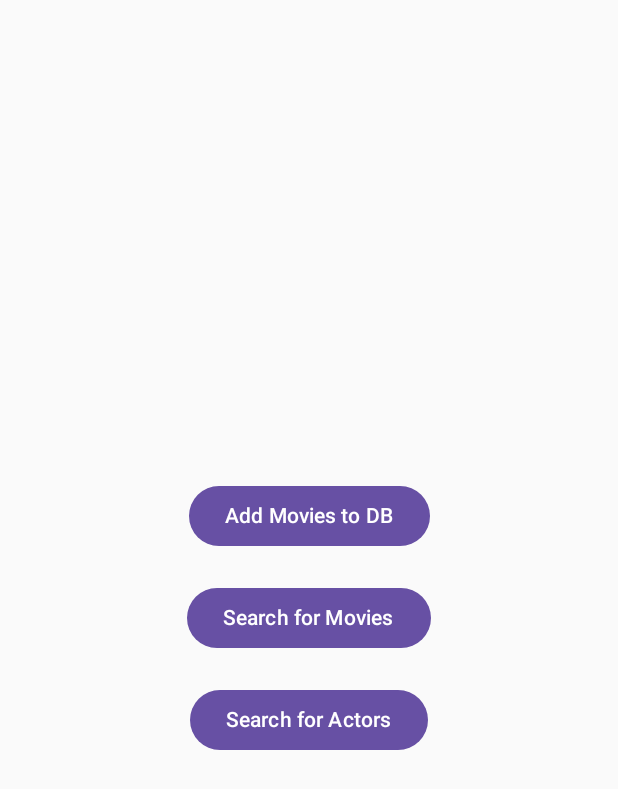
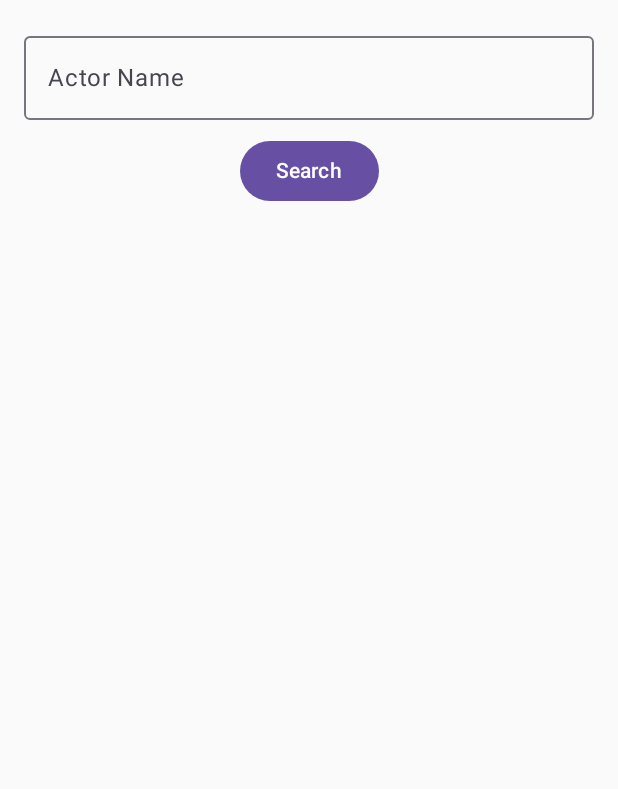
Before and after one commit to CodeWhi5per/kotlin-Movie-Search-App, an Android app built with Jetpack Compose: the screen it shows after launch (MainActivity), after a tap on "Search for Actors", on a phone screen of 412 x 824 dp. Shown: the top 789 px of the screen. Run offline under Robolectric (Android 15) with nearby library versions, the phone set to English and light mode, and no system bars; our stand-ins replace Room's generated code.

Commit message:
remove the AddMovieScreen

```diff
--- a/app/src/main/java/com/example/moviedatabaseapp/MainActivity.kt
+++ b/app/src/main/java/com/example/moviedatabaseapp/MainActivity.kt
@@ -3,12 +3,11 @@ package com.example.moviedatabaseapp
 import android.os.Bundle
 import androidx.activity.ComponentActivity
 import androidx.activity.compose.setContent
-import androidx.compose.runtime.*
 import androidx.navigation.compose.*
 import androidx.navigation.compose.rememberNavController
 import com.example.moviedatabaseapp.data.MovieDatabase
-import com.example.moviedatabaseapp.screens.AddMoviesScreen
 import com.example.moviedatabaseapp.screens.MainScreen
+import com.example.moviedatabaseapp.screens.SearchActorsScreen
 import com.example.moviedatabaseapp.screens.SearchMovieScreen
 
 class MainActivity : ComponentActivity() {
@@ -23,13 +22,13 @@ class MainActivity : ComponentActivity() {
 
             NavHost(navController = navController, startDestination = "main") {
                 composable("main") {
-                    MainScreen(navController = navController)
-                }
-                composable("addMovies") {
-                    AddMoviesScreen(movieDao = movieDao, navController = navController)
+                    MainScreen(navController = navController, movieDao = movieDao)
                 }
                 composable("searchMovie") {
                     SearchMovieScreen(movieDao = movieDao)
+                }
+                composable("searchActors") {
+                    SearchActorsScreen(movieDao = movieDao, navController = navController)
                 }
             }
         }
--- a/app/src/main/java/com/example/moviedatabaseapp/data/Movie.kt
+++ b/app/src/main/java/com/example/moviedatabaseapp/data/Movie.kt
@@ -5,7 +5,7 @@ import androidx.room.PrimaryKey
 
 @Entity(tableName = "movies")
 data class Movie(
-    @PrimaryKey(autoGenerate = true) val id: Int = 0,
+    @PrimaryKey val imdbID: String,
     val title: String,
     val year: String,
     val rated: String,
--- a/app/src/main/java/com/example/moviedatabaseapp/data/MovieApiResponse.kt
+++ b/app/src/main/java/com/example/moviedatabaseapp/data/MovieApiResponse.kt
@@ -1,6 +1,7 @@
 package com.example.moviedatabaseapp.data
 
 data class MovieApiResponse(
+    val imdbID: String,
     val title: String,
     val year: String,
     val rated: String,
@@ -12,4 +13,6 @@ data class MovieApiResponse(
     val actors: String,
     val plot: String,
     val poster: String
-)
+) {
+
+}
--- a/app/src/main/java/com/example/moviedatabaseapp/network/OmdbApi.kt
+++ b/app/src/main/java/com/example/moviedatabaseapp/network/OmdbApi.kt
@@ -22,6 +22,7 @@ suspend fun getMovieFromApi(title: String): MovieApiResponse? = withContext(Disp
 
         if (json.getString("Response") == "True") {
             MovieApiResponse(
+                imdbID = json.getString("imdbID"),
                 title = json.getString("Title"),
                 year = json.getString("Year"),
                 rated = json.getString("Rated"),
--- a/app/src/main/java/com/example/moviedatabaseapp/screens/MainScreen.kt
+++ b/app/src/main/java/com/example/moviedatabaseapp/screens/MainScreen.kt
@@ -1,15 +1,97 @@
 package com.example.moviedatabaseapp.screens
 
+import android.widget.Toast
 import androidx.compose.foundation.layout.*
 import androidx.compose.material3.*
 import androidx.compose.runtime.Composable
+import androidx.compose.runtime.rememberCoroutineScope
 import androidx.compose.ui.Alignment
 import androidx.compose.ui.Modifier
+import androidx.compose.ui.platform.LocalContext
 import androidx.compose.ui.unit.dp
 import androidx.navigation.NavController
+import com.example.moviedatabaseapp.data.Movie
+import com.example.moviedatabaseapp.data.MovieDao
+import kotlinx.coroutines.launch
+
+val hardcodedMovies = listOf(
+    Movie(
+        imdbID = "tt0111161",
+        title = "The Shawshank Redemption",
+        year = "1994",
+        rated = "R",
+        released = "14 Oct 1994",
+        runtime = "142 min",
+        genre = "Drama",
+        director = "Frank Darabont",
+        writer = "Stephen King, Frank Darabont",
+        actors = "Tim Robbins, Morgan Freeman, Bob Gunton",
+        plot = "Two imprisoned men bond over a number of years, finding solace and eventual redemption through acts of common decency.",
+        poster = "https://m.media-amazon.com/images/M/MV5BMDAyY2FhYjctNDc5OS00MDNlLThiMGUtY2UxYWVkNGY2ZjljXkEyXkFqcGc@._V1_SX300.jpg"
+    ),
+    Movie(
+        imdbID = "tt2313197",
+        title = "Batman: The Dark Knight Returns, Part 1",
+        year = "2012",
+        rated = "PG-13",
+        released = "25 Sep 2012",
+        runtime = "76 min",
+        genre = "Animation, Action, Crime, Drama, Thriller",
+        director = "Jay Oliva",
+        writer = "Bob Kane (character created by: Batman), Frank Miller (comic book), Klaus Janson (comic book), Bob Goodman",
+        actors = "Peter Weller, Ariel Winter, David Selby, Wade Williams",
+        plot = "Batman has not been seen for ten years. A new breed of criminal ravages Gotham City, forcing 55-year-old Bruce Wayne back into the cape and cowl. But, does he still have what it takes to fight crime in a new era?",
+        poster = "https://m.media-amazon.com/images/M/MV5BMzIxMDkxNDM2M15BMl5BanBnXkFtZTcwMDA5ODY1OQ@@._V1_SX300.jpg"
+    ),
+    Movie(
+        imdbID = "tt0167260",
+        title = "The Lord of the Rings: The Return of the King",
+        year = "2003",
+        rated = "PG-13",
+        released = "17 Dec 2003",
+        runtime = "201 min",
+        genre = "Action, Adventure, Drama",
+        director = "Peter Jackson",
+        writer = "J.R.R. Tolkien, Fran Walsh, Philippa Boyens",
+        actors = "Elijah Wood, Viggo Mortensen, Ian McKellen",
+        plot = "Gandalf and Aragorn lead the World of Men against Sauron's army to draw his gaze from Frodo and Sam as they approach Mount Doom with the One Ring.",
+        poster = "https://m.media-amazon.com/images/M/MV5BMTZkMjBjNWMtZGI5OC00MGU0LTk4ZTItODg2NWM3NTVmNWQ4XkEyXkFqcGc@._V1_SX300.jpg"
+    ),
+    Movie(
+        imdbID = "tt1375666",
+        title = "Inception",
+        year = "2010",
+        rated = "PG-13",
+        released = "16 Jul 2010",
+        runtime = "148 min",
+        genre = "Action, Adventure, Sci-Fi",
+        director = "Christopher Nolan",
+        writer = "Christopher Nolan",
+        actors = "Leonardo DiCaprio, Joseph Gordon-Levitt, Elliot Page",
+        plot = "A thief who steals corporate secrets through the use of dream-sharing technology is given the inverse task of planting an idea into the mind of a C.E.O., but his tragic past may doom the project and his team to disaster.",
+        poster = "https://m.media-amazon.com/images/M/MV5BMjAxMzY3NjcxNF5BMl5BanBnXkFtZTcwNTI5OTM0Mw@@._V1_SX300.jpg"
+    ),
+    Movie(
+        imdbID = "tt0133093",
+        title = "The Matrix",
+        year = "1999",
+        rated = "R",
+        released = "31 Mar 1999",
+        runtime = "136 min",
+        genre = "Action, Sci-Fi",
+        director = "Lana Wachowski, Lilly Wachowski",
+        writer = "Lilly Wachowski, Lana Wachowski",
+        actors = "Keanu Reeves, Laurence Fishburne, Carrie-Anne Moss",
+        plot = "When a beautiful stranger leads computer hacker Neo to a forbidding underworld, he discovers the shocking truth--the life he knows is the elaborate deception of an evil cyber-intelligence.",
+        poster = "https://m.media-amazon.com/images/M/MV5BN2NmN2VhMTQtMDNiOS00NDlhLTliMjgtODE2ZTY0ODQyNDRhXkEyXkFqcGc@._V1_SX300.jpg"
+    )
+)
 
 @Composable
-fun MainScreen(navController: NavController) {
+fun MainScreen(navController: NavController, movieDao: MovieDao) {
+    val scope = rememberCoroutineScope()
+    val context = LocalContext.current
+
     Column(
         modifier = Modifier
             .fillMaxSize()
@@ -17,13 +99,18 @@ fun MainScreen(navController: NavController) {
         verticalArrangement = Arrangement.spacedBy(20.dp, Alignment.CenterVertically),
         horizontalAlignment = Alignment.CenterHorizontally
     ) {
-        Button(onClick = { navController.navigate("addMovies") }) {
+        Button(onClick = {
+            scope.launch {
+                movieDao.insertAll(hardcodedMovies)
+                Toast.makeText(context, "Movies added to DB", Toast.LENGTH_SHORT).show()
+            }
+        }) {
             Text("Add Movies to DB")
         }
         Button(onClick = { navController.navigate("searchMovie") }) {
             Text("Search for Movies")
         }
-        Button(onClick = { /* navController.navigate("searchActors") */ }) {
+        Button(onClick = { navController.navigate("searchActors") }) {
             Text("Search for Actors")
         }
     }
--- /dev/null
+++ b/app/src/main/java/com/example/moviedatabaseapp/screens/SearchActorsScreen.kt
@@ -0,0 +1,82 @@
+package com.example.moviedatabaseapp.screens
+
+import android.widget.Toast
+import androidx.compose.foundation.layout.*
+import androidx.compose.foundation.lazy.LazyColumn
+import androidx.compose.foundation.lazy.items
+import androidx.compose.material3.*
+import androidx.compose.runtime.*
+import androidx.compose.runtime.saveable.rememberSaveable
+import androidx.compose.ui.Alignment
+import androidx.compose.ui.Modifier
+import androidx.compose.ui.platform.LocalContext
+import androidx.compose.ui.unit.dp
+import androidx.navigation.NavController
+import com.example.moviedatabaseapp.data.Movie
+import com.example.moviedatabaseapp.data.MovieDao
+import kotlinx.coroutines.launch
+
+@Composable
+fun SearchActorsScreen(movieDao: MovieDao, navController: NavController) {
+    var actorName by rememberSaveable { mutableStateOf("") }
+    var searchResults by remember { mutableStateOf<List<Movie>>(emptyList()) }
+    var isSearchClicked by remember { mutableStateOf(false) }
+    val context = LocalContext.current
+    val scope = rememberCoroutineScope()
+
+    Column(
+        modifier = Modifier
+            .fillMaxSize()
+            .padding(16.dp),
+        verticalArrangement = Arrangement.Top,
+        horizontalAlignment = Alignment.CenterHorizontally
+    ) {
+        OutlinedTextField(
+            value = actorName,
+            onValueChange = { actorName = it },
+            label = { Text("Actor Name") },
+            modifier = Modifier.fillMaxWidth()
+        )
+
+        Spacer(modifier = Modifier.height(10.dp))
+
+        Button(onClick = {
+            scope.launch {
+                isSearchClicked = true
+                if (actorName.isNotBlank()) {
+                    movieDao.findMoviesByActor(actorName).collect { movies ->
+                        searchResults = movies
+                    }
+                } else {
+                    Toast.makeText(context, "Please enter an actor's name", Toast.LENGTH_SHORT).show()
+                }
+            }
+        }) {
+            Text("Search")
+        }
+
+        Spacer(modifier = Modifier.height(20.dp))
+
+        if (isSearchClicked) {
+            if (searchResults.isNotEmpty()) {
+                LazyColumn {
+                    items(searchResults) { movie ->
+                        MovieItem(movie)
+                    }
+                }
+            } else {
+                Text("No movies found", style = MaterialTheme.typography.bodyMedium)
+            }
+        }
+    }
+}
+
+@Composable
+fun MovieItem(movie: Movie) {
+    Column(modifier = Modifier.padding(8.dp)) {
+        Text("Title: ${movie.title}", style = MaterialTheme.typography.bodyLarge)
+        Text("Year: ${movie.year}", style = MaterialTheme.typography.bodyMedium)
+        Text("Actors: ${movie.actors}", style = MaterialTheme.typography.bodySmall)
+        Divider(modifier = Modifier.padding(vertical = 8.dp))
+    }
+}
--- a/app/src/main/java/com/example/moviedatabaseapp/screens/SearchMovieScreen.kt
+++ b/app/src/main/java/com/example/moviedatabaseapp/screens/SearchMovieScreen.kt
@@ -59,6 +59,7 @@ fun SearchMovieScreen(movieDao: MovieDao) {
                 movieResult?.let {
                     scope.launch {
                         val movieEntity = Movie(
+                            imdbID = it.imdbID,
                             title = it.title,
                             year = it.year,
                             rated = it.rated,
```
Also changed, not shown: app/src/main/java/com/example/moviedatabaseapp/screens/AddMoviesScreen.kt (deleted, +0 -101 lines).
